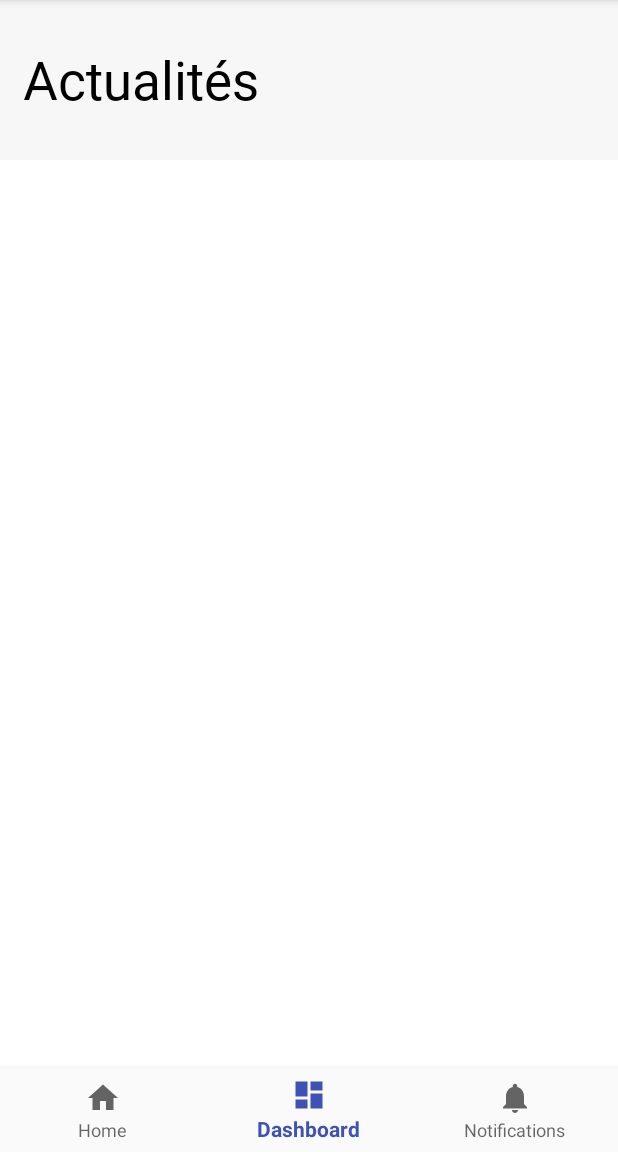
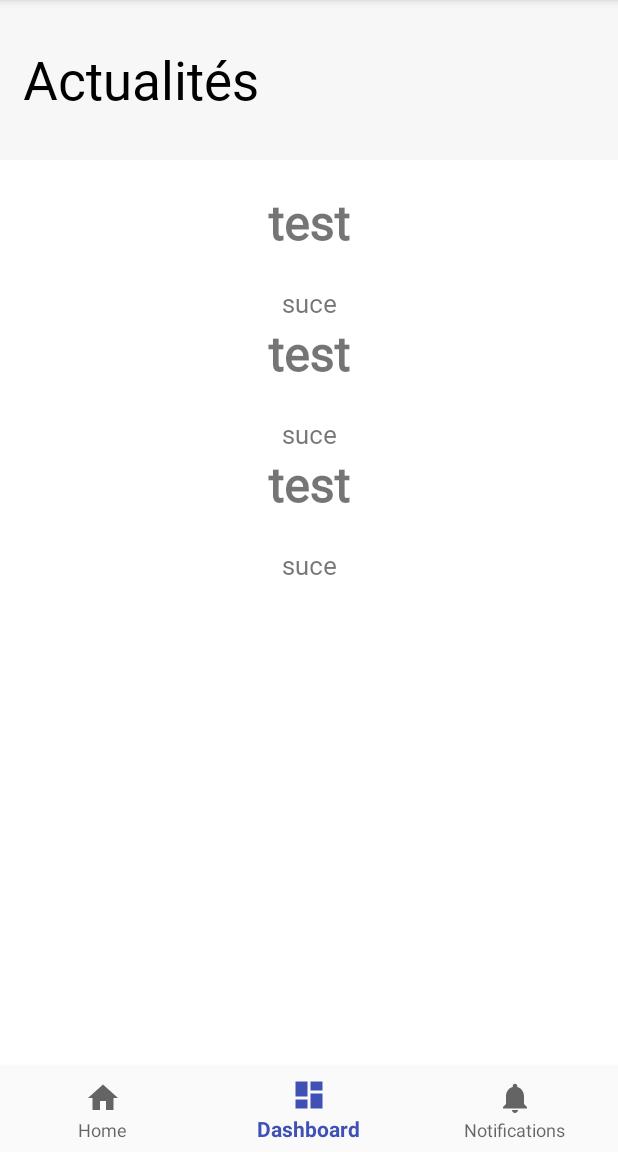
Before and after one commit to NicoCocq/Mobasso, an Android app: the screen it shows after launch (MainActivity), item 2 of the bottom bar chosen, on a phone screen of 412 x 824 dp, the part 84-1236 px from its top. Run offline under Robolectric (Android 15) with nearby library versions, the phone set to English and light mode, and no system bars; our stand-ins replace ButterKnife.

```diff
--- a/app/src/main/AndroidManifest.xml
+++ b/app/src/main/AndroidManifest.xml
@@ -18,6 +18,7 @@
                 <category android:name="android.intent.category.LAUNCHER" />
             </intent-filter>
         </activity>
+        <activity android:name=".login.LoginActivity"></activity>
     </application>
 
 </manifest>
--- a/app/src/main/java/com/esgi/davidlinhares/mobasso/News/NewsAdapter.java
+++ b/app/src/main/java/com/esgi/davidlinhares/mobasso/News/NewsAdapter.java
@@ -9,7 +9,9 @@ import android.widget.TextView;
 
 import com.esgi.davidlinhares.mobasso.R;
 
+import java.lang.reflect.Array;
 import java.util.ArrayList;
+import java.util.Arrays;
 import java.util.List;
 
 import butterknife.BindView;
@@ -17,9 +19,7 @@ import butterknife.BindView;
 public class NewsAdapter extends RecyclerView.Adapter<RecyclerView.ViewHolder> {
 
     private NewsFragment fragment;
-    private List<News> news = new ArrayList<News>() {
-
-    };
+    private List<News> news = new ArrayList<>(Arrays.asList(new News("test", "suce"), new News("test", "suce"), new News("test", "suce")));
 
     public NewsAdapter(NewsFragment fragment) {
         this.fragment = fragment;
@@ -28,8 +28,7 @@ public class NewsAdapter extends RecyclerView.Adapter<RecyclerView.ViewHolder> {
     @Override
     public RecyclerView.ViewHolder onCreateViewHolder(ViewGroup parent, int viewType) {
         View view = LayoutInflater.from(parent.getContext()).inflate(R.layout.item_news, parent, false);
-        NewsViewHolder newsViewHolder = new NewsViewHolder(view);
-        return null;
+        return new NewsViewHolder(view);
     }
 
     @Override
@@ -44,10 +43,10 @@ public class NewsAdapter extends RecyclerView.Adapter<RecyclerView.ViewHolder> {
 
     @Override
     public int getItemCount() {
-        return 0;
+        return news.size();
     }
 
-    private class NewsViewHolder extends RecyclerView.ViewHolder {
+    public class NewsViewHolder extends RecyclerView.ViewHolder {
 
         ImageView newsImage;
         TextView newsTitle;
--- a/app/src/main/res/layout/activity_main.xml
+++ b/app/src/main/res/layout/activity_main.xml
@@ -17,7 +17,16 @@
         app:layout_constraintBottom_toBottomOf="parent"
         app:layout_constraintLeft_toLeftOf="parent"
         app:layout_constraintRight_toRightOf="parent"
-        app:menu="@menu/navigation" />`
+        app:menu="@menu/navigation" />
+
+    <Button
+        android:id="@+id/main_save"
+        android:layout_width="match_parent"
+        android:layout_height="wrap_content"
+        android:text="@string/quit_editing_mode"
+        android:background="@color/colorPrimary"
+        android:visibility="gone"
+        />
 
     <FrameLayout
         android:id="@+id/ctnFragment"
@@ -26,7 +35,7 @@
         app:layout_constraintBottom_toTopOf="@+id/bottomNavigationView"
         app:layout_constraintEnd_toEndOf="parent"
         app:layout_constraintStart_toStartOf="parent"
-        app:layout_constraintTop_toTopOf="parent">
+        app:layout_constraintTop_toBottomOf="@id/main_save">
 
         <fragment
             android:id="@+id/home_fragment"
--- a/app/src/main/res/layout/fragment_home.xml
+++ b/app/src/main/res/layout/fragment_home.xml
@@ -20,7 +20,7 @@
         android:id="@+id/home_association_logo"
         android:layout_width="70sp"
         android:layout_height="70sp"
-        tools:src="@tools:sample/avatars"
+        android:src="@drawable/ic_home_black_24dp"
         app:layout_constraintTop_toTopOf="@+id/home_banner_view"
         app:layout_constraintRight_toRightOf="@+id/home_banner_view"
         app:layout_constraintLeft_toLeftOf="@id/home_banner_view"
--- a/app/src/main/res/layout/item_news.xml
+++ b/app/src/main/res/layout/item_news.xml
@@ -1,29 +1,33 @@
 <?xml version="1.0" encoding="utf-8"?>
 <android.support.constraint.ConstraintLayout xmlns:android="http://schemas.android.com/apk/res/android"
     android:layout_width="match_parent"
-    android:layout_height="match_parent"
-    xmlns:app="http://schemas.android.com/apk/res-auto"
-    xmlns:tools="http://schemas.android.com/tools">
-    <LinearLayout
-        android:orientation="vertical"
-        android:layout_width="match_parent"
-        android:layout_height="match_parent">
-
+    android:layout_height="wrap_content"
+    xmlns:tools="http://schemas.android.com/tools"
+    xmlns:app="http://schemas.android.com/apk/res-auto">
         <ImageView
             android:id="@+id/news_item_image"
             android:layout_width="match_parent"
             android:layout_height="100sp"
+            app:layout_constraintTop_toTopOf="parent"
+            app:layout_constraintStart_toStartOf="parent"
+            app:layout_constraintEnd_toEndOf="parent"
             tools:src="@tools:sample/avatars"
+            android:src="@drawable/ic_notifications_black_24dp"
             android:paddingTop="5sp"
             android:paddingBottom="5sp"
             android:paddingStart="5sp"
             android:paddingEnd="5sp"
-            android:scaleType="fitCenter"
-            />
+            android:scaleType="center"
+            android:visibility="gone"
+            android:contentDescription="@string/title_news" />
+
         <TextView
             android:id="@+id/news_item_title"
             android:layout_width="match_parent"
             android:layout_height="wrap_content"
+            app:layout_constraintTop_toBottomOf="@id/news_item_image"
+            app:layout_constraintStart_toStartOf="parent"
+            app:layout_constraintEnd_toEndOf="parent"
             android:layout_marginStart="30sp"
             android:layout_marginEnd="30sp"
             android:textAlignment="center"
@@ -31,11 +35,16 @@
             android:textStyle="bold"
             android:maxLines="1"
             tools:text="texte"
+            android:textSize="32sp"
             />
+
         <TextView
             android:id="@+id/news_item_details"
             android:layout_width="match_parent"
             android:layout_height="wrap_content"
+            app:layout_constraintTop_toBottomOf="@id/news_item_title"
+            app:layout_constraintStart_toStartOf="parent"
+            app:layout_constraintEnd_toEndOf="parent"
             android:layout_marginTop="20sp"
             android:layout_marginStart="30sp"
             android:layout_marginEnd="30sp"
@@ -44,15 +53,7 @@
             android:fontFamily="@font/calibril"
             android:textStyle="normal"
             android:maxLines="3"
-            tools:text="texte" />
+            tools:text="texte"
+            android:textSize="17sp"/>
 
-        <view
-            android:layout_width="match_parent"
-            android:layout_height="1dp"
-            android:layout_marginStart="30sp"
-            android:layout_marginEnd="30sp"
-            android:layout_marginBottom="5sp"
-            android:background="@color/mainColor"
-            />
-    </LinearLayout>
 </android.support.constraint.ConstraintLayout>
--- a/app/src/main/res/values/strings.xml
+++ b/app/src/main/res/values/strings.xml
@@ -7,4 +7,13 @@
     <!-- TODO: Remove or change this placeholder text -->
     <string name="hello_blank_fragment">Hello blank fragment</string>
     <string name="title_news">Actualités</string>
+    <string name="password">Mot de passe</string>
+    <string name="email">Email</string>
+    <string name="login">Se connecter</string>
+    <string name="cancel">Annuler</string>
+    <string name="missing_fields">Veuillez remplir tous les champs</string>
+    <string name="SUPER_USER_ACTIVATED">SUPER_USER_ACTIVATED</string>
+    <string name="save">Sauvegarder</string>
+    <string name="preference_file_key">preferences</string>
+    <string name="quit_editing_mode">Quitter le mode édition</string>
 </resources>
```
Also changed, not shown: app/src/main/java/com/esgi/davidlinhares/mobasso/Home/HomeFragment.java (+52 -2 lines), app/src/main/java/com/esgi/davidlinhares/mobasso/MainActivity.java (+45 -0 lines), app/src/main/java/com/esgi/davidlinhares/mobasso/login/LoginActivity.java (added, +61 -0 lines), app/src/main/res/layout/activity_login.xml (added, +68 -0 lines).
